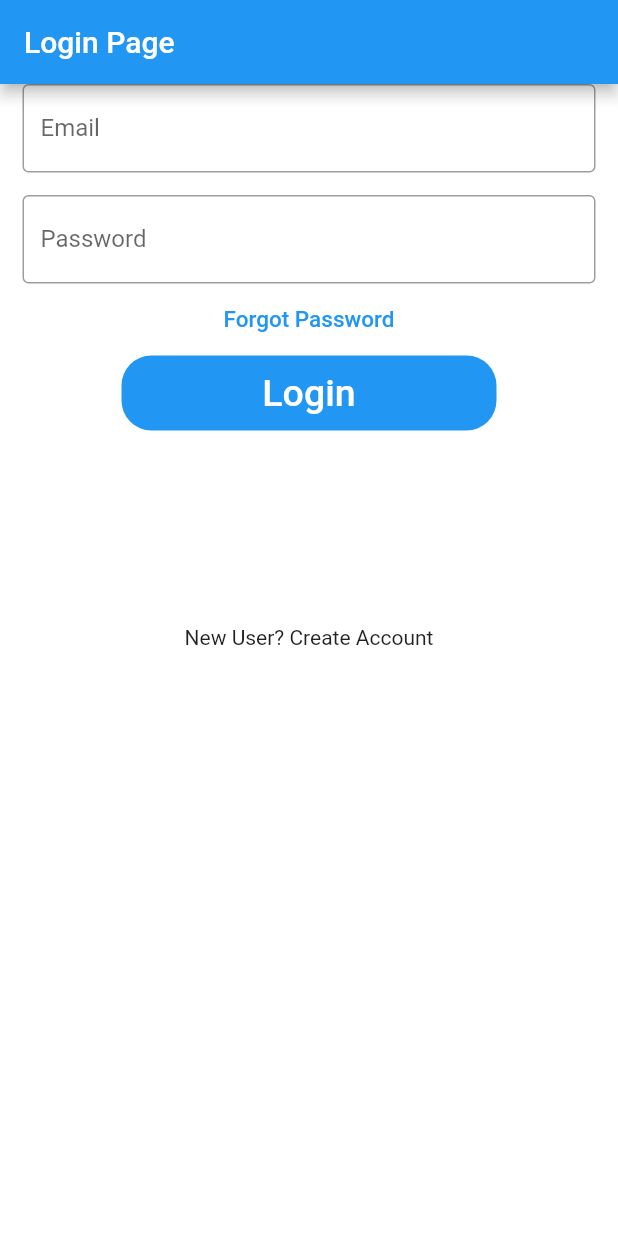
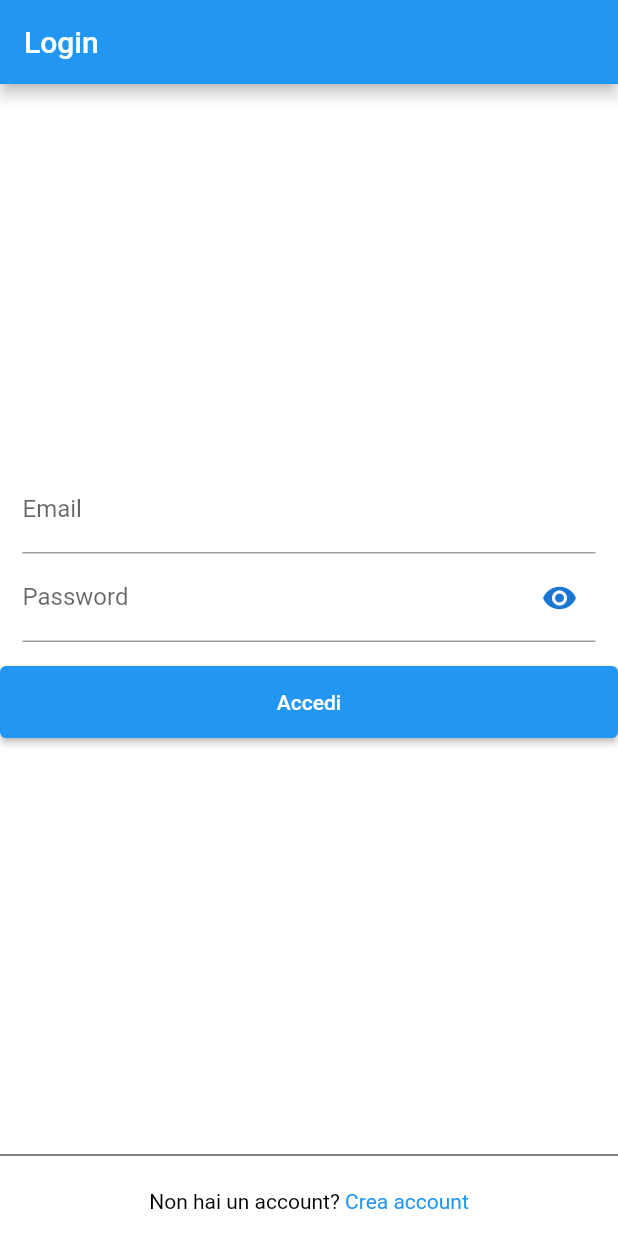
Before and after one commit to SartoriS886809/IngegneriaDelSoftware_2022-2023, a Flutter app: the screen it shows after launch, on a phone screen of 412 x 824 dp. Run offline on Flutter 3.47's test engine with Material 2 defaults, Android fonts, the phone set to English and light mode, and no system bars.

Commit message:
Ricreata da zero la pagina di login Inserita la funzione per nascondere i controlli del sistema

```diff
--- a/app_android/friendly_neighborhood/lib/First_Page/Login_Screen.dart
+++ b/app_android/friendly_neighborhood/lib/First_Page/Login_Screen.dart
@@ -1,5 +1,6 @@
+import 'package:flutter/gestures.dart';
 import 'package:flutter/material.dart';
-import 'package:friendly_neighborhood/main.dart';
+import 'package:friendly_neighborhood/First_Page/Create_Account_Screen.dart';
 
 class LoginScreen extends StatefulWidget {
   const LoginScreen({super.key});
@@ -9,71 +10,154 @@ class LoginScreen extends StatefulWidget {
 }
 
 class _LoginScreenState extends State<LoginScreen> {
+  final _formKey = GlobalKey<FormState>();
+  late bool _passwordVisible;
+  late IconData _iconPassword;
+
+  @override
+  void initState() {
+    super.initState();
+    _passwordVisible = false;
+    _iconPassword = Icons.visibility;
+  }
+
   @override
   Widget build(BuildContext context) {
     return Scaffold(
         backgroundColor: Colors.white,
         appBar: AppBar(
-        title: const Text("Login Page"),
+          title: const Text("Login"),
         ),
-      body: SingleChildScrollView(
+        body: Column(
+            crossAxisAlignment: CrossAxisAlignment.center,
+            mainAxisAlignment: MainAxisAlignment.center,
+            children: [
+              Expanded(child: Container()),
+              Form(
+                  key: _formKey,
                   child: Column(
+                      crossAxisAlignment: CrossAxisAlignment.start,
                       children: <Widget>[
-            const Padding(
-              padding: EdgeInsets.symmetric(horizontal: 15),
-              child: TextField(
-                decoration: InputDecoration(
-                    border: OutlineInputBorder(),
+                        //Campo Email
+                        Padding(
+                          padding: const EdgeInsets.symmetric(horizontal: 15),
+                          child: TextFormField(
+                            decoration: const InputDecoration(
+                              hintText: "Inserisci l'email",
                               labelText: 'Email',
-                    hintText: 'Enter valid email id as abc@gmail.com'),
+                            ),
+                            //Validatore input email
+                            validator: (String? value) {
+                              //Se è vuoto dice di inserire l'email
+                              if (value == null || value.isEmpty) {
+                                return "Il campo email non può essere vuoto";
+                                //Controlla che l'email sia stata inserita nel formato corretto
+                              } else if (!RegExp(
+                                      r"^[a-zA-Z0-9.a-zA-Z0-9.!#$%&'*+-/=?^_`{|}~]+@[a-zA-Z0-9]+\.[a-zA-Z]+")
+                                  .hasMatch(value)) {
+                                return "Formato email non corretto";
+                                //Email inserita correttamente
+                              } else {
+                                return null;
+                              }
+                            },
                           ),
                         ),
-            const Padding(
-              padding:
-                  EdgeInsets.only(left: 15.0, right: 15.0, top: 15, bottom: 0),
-              child: TextField(
-                obscureText: true,
+                        //Campo Password
+                        Padding(
+                          padding: const EdgeInsets.symmetric(horizontal: 15),
+                          child: TextFormField(
+                            //Parametro per nascondere la password
+                            obscureText: !_passwordVisible,
                             decoration: InputDecoration(
-                    border: OutlineInputBorder(),
+                                hintText: 'Inserisci la password',
                                 labelText: 'Password',
-                    hintText: 'Inserisci la password'),
+                                //Pulsante per cambiare la visibilità del contenuto del campo password
+                                suffixIcon: IconButton(
+                                  icon: Icon(
+                                    _iconPassword,
+                                    color: Theme.of(context).primaryColorDark,
+                                  ),
+                                  onPressed: () {
+                                    setState(() {
+                                      if (!_passwordVisible) {
+                                        _iconPassword = Icons.visibility_off;
+                                      } else {
+                                        _iconPassword = Icons.visibility;
+                                      }
+                                      _passwordVisible = !_passwordVisible;
+                                    });
+                                  },
+                                )),
+                            validator: (String? value) {
+                              //TODO INSERIRE MIN LUNGHEZZA PASSWORD
+                              if (value == null || value.isEmpty) {
+                                return "Il campo password non può essere vuoto";
+                              } else {
+                                return null;
+                              }
+                            },
                           ),
                         ),
-            TextButton(
+                        //Pulsante Accedi
+                        Padding(
+                            padding: const EdgeInsets.symmetric(vertical: 16.0),
+                            child: ElevatedButton(
                               onPressed: () {
-                //Da cambiare
+                                //Controllo se il form è valido
+                                if (_formKey.currentState!.validate()) {
+                                  //TODO inviare richiesta server
+
+                                }
                               },
-              child: const Text(
-                'Forgot Password',
-                style: TextStyle(color: Colors.blue, fontSize: 15),
+                              child: const Center(
+                                  child: Padding(
+                                padding: EdgeInsets.only(top: 16, bottom: 16),
+                                child: Text('Accedi'),
+                              )),
+                            ))
+                      ])),
+              //Elemento in fondo alla pagina
+              Expanded(child: Container()),
+              //Creo una linea orizzontale per seperare gli elementi
+              const Divider(color: Colors.black),
+              //Se non si ha un account, c'è questo shortcut per arrivarci
+              Row(
+                mainAxisAlignment:
+                    MainAxisAlignment.center, //Centra gli elementi al centro
+                children: [
+                  Padding(
+                    padding: const EdgeInsets.only(top: 15, bottom: 15),
+                    //RichText: testo cliccabile
+                    child: RichText(
+                      text: TextSpan(children: [
+                        const TextSpan(
+                          text: 'Non hai un account? ',
+                          style: TextStyle(
+                            color: Colors.black,
                           ),
                         ),
-            Container(
-              height: 50,
-              width: 250,
-              decoration: BoxDecoration(
-                  color: Colors.blue, borderRadius: BorderRadius.circular(20)),
-              child: TextButton(
-                onPressed: () {
+                        TextSpan(
+                            text: 'Crea account',
+                            style: const TextStyle(
+                              color: Colors.blue,
+                            ),
+                            //Se il testo viene cliccato
+                            recognizer: TapGestureRecognizer()
+                              ..onTap = () {
+                                //Rimuovo dallo stack la pagina di login e inserisco quella di creazione account
+                                Navigator.of(context).pop();
                                 Navigator.push(
                                     context,
                                     MaterialPageRoute(
-                          builder: (_) => const MyHomePage(
-                              title: 'Flutter Demo Home Page')));
-                },
-                child: const Text(
-                  'Login',
-                  style: TextStyle(color: Colors.white, fontSize: 25),
+                                        builder: (context) =>
+                                            const CreateAccountScreen()));
+                              }),
+                      ]),
                     ),
-              ),
-            ),
-            const SizedBox(
-              height: 130,
-            ),
-            const Text('New User? Create Account')
+                  )
                 ],
-        ),
-      ),
-    );
+              )
+            ]));
   }
 }
--- a/app_android/friendly_neighborhood/lib/main.dart
+++ b/app_android/friendly_neighborhood/lib/main.dart
@@ -1,4 +1,5 @@
 import 'package:flutter/material.dart';
+import 'package:flutter/services.dart';
 import 'package:friendly_neighborhood/First_Page/Login_Screen.dart';
 
 void main() {
@@ -11,6 +12,8 @@ class MyApp extends StatelessWidget {
   // This widget is the root of your application.
   @override
   Widget build(BuildContext context) {
+    //Nascondo i controlli del sistema
+    SystemChrome.setEnabledSystemUIMode(SystemUiMode.manual, overlays: []);
     return MaterialApp(
       title: 'Flutter Demo',
       theme: ThemeData(
```
Lines whose indentation alone changed are shown as unchanged.
